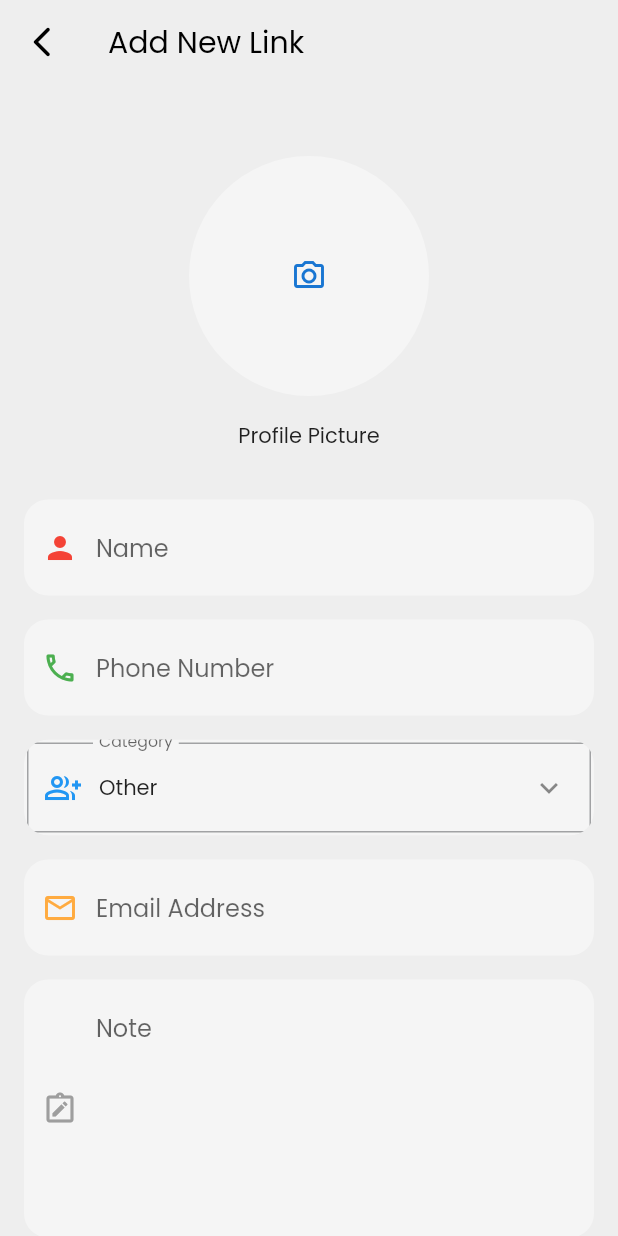
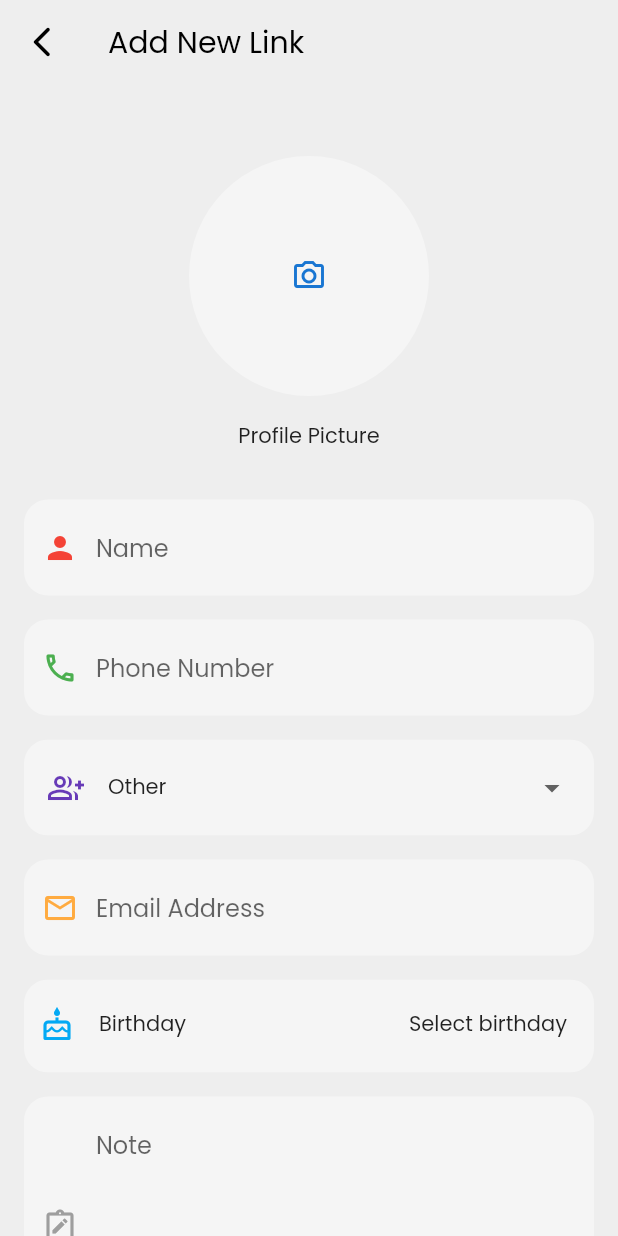
Before and after one commit to BishalTamangDev/linklocker_flutter, a Flutter app: the AddLinkPage screen opened by its route, on a phone screen of 412 x 824 dp. Run offline on Flutter 3.47's test engine with Material 3 defaults, Android fonts, the phone set to English and light mode, and no system bars; our stand-ins replace go_router, sqflite; accounts and stored records are empty.

Commit message:
link birthday added

```diff
--- a/lib/core/constants/app_constants.dart
+++ b/lib/core/constants/app_constants.dart
@@ -10,4 +10,14 @@ class AppConstants {
   static Color birthdayIconColor = Colors.lightBlue;
   static Color categoryIconColor = Colors.deepPurple;
   static Color noteIconColor = Colors.grey;
+
+//   categories
+  static List<String> categoryList = [
+    'family',
+    'friend',
+    'relative',
+    'coworker',
+    'teacher',
+    'other',
+  ];
 }
--- /dev/null
+++ b/lib/core/constants/app_functions.dart
@@ -0,0 +1,6 @@
+import 'package:intl/intl.dart';
+
+class AppFunctions {
+  static String getFormattedDate(DateTime dateTime) =>
+      DateFormat('d MMM, yyyy').format(dateTime).toString();
+}
--- a/lib/features/data/source/local/local_data_source.dart
+++ b/lib/features/data/source/local/local_data_source.dart
@@ -86,8 +86,6 @@ class LocalDataSource {
 
 //   reset database
   Future<void> resetDb() async {
-    Database? tempDb = await getDb();
-
     bool userTableResponse = await resetUserTable();
     bool linkTableResponse = await resetLinkTable();
     bool contactTableResponse = await resetContactTable();
--- a/lib/features/presentation/home/home_page.dart
+++ b/lib/features/presentation/home/home_page.dart
@@ -1,3 +1,5 @@
+import 'dart:developer' as developer;
+
 import 'package:flutter/material.dart';
 import 'package:go_router/go_router.dart';
 import 'package:linklocker/features/data/models/contact_model.dart';
@@ -261,14 +263,16 @@ class _HomePageState extends State<HomePage> with WidgetsBindingObserver {
                                     if (snapshot.data!.isEmpty) {
                                       return EmptyLinksWidget();
                                     } else {
-                                      // return Text("${snapshot.data}");
+                                      developer
+                                          .log("All data :: ${snapshot.data}");
                                       return ClipRRect(
                                         borderRadius:
                                             BorderRadius.circular(16.0),
-                                        child: Container(
-                                          color: colorScheme.surface,
-                                          child: ListView.builder(
+                                        child: ListView.separated(
+                                          separatorBuilder: (context, index) =>
+                                              Divider(height: 1.0),
                                           shrinkWrap: true,
+                                          padding: EdgeInsets.zero,
                                           physics:
                                               const NeverScrollableScrollPhysics(),
                                           itemCount: snapshot.data!.length,
@@ -279,8 +283,7 @@ class _HomePageState extends State<HomePage> with WidgetsBindingObserver {
                                             var linkModel = LinkModel();
                                             var contactModel = ContactModel();
 
-                                              linkModel.linkId =
-                                                  data['link_id'];
+                                            linkModel.linkId = data['link_id'];
                                             linkModel.name = data['name'];
                                             linkModel.category =
                                                 data['category'];
@@ -288,8 +291,6 @@ class _HomePageState extends State<HomePage> with WidgetsBindingObserver {
                                                 data['email'];
 
                                             var contacts = data['contacts'];
-
-                                              // return Text("$contacts");
 
                                             return Container(
                                               color: colorScheme.surface,
@@ -307,7 +308,6 @@ class _HomePageState extends State<HomePage> with WidgetsBindingObserver {
                                               ),
                                             );
                                           },
-                                          ),
                                         ),
                                       );
                                     }
--- a/lib/features/presentation/link/add/add_link_page.dart
+++ b/lib/features/presentation/link/add/add_link_page.dart
@@ -2,6 +2,8 @@ import 'dart:developer' as developer;
 
 import 'package:flutter/material.dart';
 import 'package:go_router/go_router.dart';
+import 'package:linklocker/core/constants/app_constants.dart';
+import 'package:linklocker/core/constants/app_functions.dart';
 import 'package:linklocker/features/data/models/user_model.dart';
 import 'package:linklocker/features/data/source/local/local_data_source.dart';
 import 'package:linklocker/shared/widgets/custom_text_field_widget.dart';
@@ -25,6 +27,7 @@ class _AddLinkPageState extends State<AddLinkPage> {
   String category = "other";
   var userModel = UserModel();
   var localDataStorage = LocalDataSource.getInstance();
+  DateTime? birthday;
 
   // controllers
   var nameController = TextEditingController();
@@ -49,7 +52,8 @@ class _AddLinkPageState extends State<AddLinkPage> {
     phoneController.clear();
     emailController.clear();
     noteController.clear();
-    category = "others";
+    birthday = null;
+    category = "other";
   }
 
   @override
@@ -124,52 +128,52 @@ class _AddLinkPageState extends State<AddLinkPage> {
                     textInputType: TextInputType.number,
                   ),
 
-                  //   category
+                  // category
                   ClipRRect(
                     borderRadius: BorderRadius.circular(16.0),
                     child: Container(
-                      decoration: BoxDecoration(
                       color: colorScheme.surface,
-                        border: Border.all(
-                          width: 2.0,
-                          color: colorScheme.surface,
+                      width: mediaQuery.size.width - 32,
+                      child: Padding(
+                        padding: const EdgeInsets.symmetric(
+                          horizontal: 16.0,
+                          vertical: 8.0,
                         ),
-                        borderRadius: BorderRadius.circular(16.0),
+                        child: Row(
+                          spacing: 16.0,
+                          mainAxisAlignment: MainAxisAlignment.spaceBetween,
+                          mainAxisSize: MainAxisSize.min,
+                          children: [
+                            Icon(
+                              Icons.group_add_outlined,
+                              color: AppConstants.categoryIconColor,
                             ),
-                      child: DropdownMenu(
-                        width: mediaQuery.size.width,
-                        label: const Text("Category"),
-                        leadingIcon: Icon(
-                          Icons.group_add_outlined,
-                          color: Colors.blue,
-                        ),
-                        menuStyle: MenuStyle(
-                          backgroundColor: WidgetStatePropertyAll(
-                            colorScheme.surface,
-                          ),
-                          shape: WidgetStateProperty.all(
-                            RoundedRectangleBorder(
-                              borderRadius: BorderRadius.circular(16.0),
+                            Expanded(
+                              child: DropdownButton(
+                                value: category,
+                                elevation: 3,
+                                hint: const Text("Category"),
+                                underline: Container(height: 0),
+                                isExpanded: true,
+                                style: textTheme.bodyMedium,
+                                items: [
+                                  ...AppConstants.categoryList.map(
+                                    (category) => DropdownMenuItem(
+                                      value: category,
+                                      child: Text(
+                                          "${category[0].toUpperCase()}${category.substring(1)}"),
                                     ),
                                   ),
-                        ),
-                        trailingIcon: Icon(Icons.keyboard_arrow_down_sharp),
-                        onSelected: (newValue) {
+                                ],
+                                onChanged: (newCategory) {
                                   setState(() {
-                            category = newValue!;
+                                    category = newCategory!;
                                   });
                                 },
-                        initialSelection: category,
-                        dropdownMenuEntries: [
-                          DropdownMenuEntry(value: 'family', label: 'Family'),
-                          DropdownMenuEntry(value: 'friend', label: 'Friend'),
-                          DropdownMenuEntry(
-                              value: 'relative', label: 'Relative'),
-                          DropdownMenuEntry(value: 'teacher', label: 'Teacher'),
-                          DropdownMenuEntry(
-                              value: 'coworker', label: 'Coworker'),
-                          DropdownMenuEntry(value: 'other', label: 'Other'),
+                              ),
+                            ),
                           ],
+                        ),
                       ),
                     ),
                   ),
@@ -183,6 +187,73 @@ class _AddLinkPageState extends State<AddLinkPage> {
                     leadingIcon: Icons.email_outlined,
                     leadingIconColor: Colors.orangeAccent,
                     textInputType: TextInputType.emailAddress,
+                  ),
+
+                  //   date of birth
+                  ClipRRect(
+                    borderRadius: BorderRadius.circular(16.0),
+                    child: Container(
+                      width: mediaQuery.size.width,
+                      color: colorScheme.surface,
+                      child: Padding(
+                        padding: const EdgeInsets.only(
+                          top: 18.0,
+                          bottom: 20.0,
+                          left: 10.0,
+                          right: 18.0,
+                        ),
+                        child: Row(
+                          mainAxisSize: MainAxisSize.max,
+                          spacing: 16.0,
+                          children: [
+                            Icon(
+                              Icons.cake_outlined,
+                              color: AppConstants.birthdayIconColor,
+                            ),
+                            Expanded(
+                              child: Row(
+                                mainAxisSize: MainAxisSize.max,
+                                mainAxisAlignment:
+                                    MainAxisAlignment.spaceBetween,
+                                children: [
+                                  Text("Birthday"),
+                                  InkWell(
+                                    onTap: () async {
+                                      developer.log("Select birthday!");
+
+                                      final DateTime? pickedDate =
+                                          await showDatePicker(
+                                        context: context,
+                                        initialDate: birthday,
+                                        firstDate:
+                                            DateTime(DateTime.now().year - 50),
+                                        lastDate: DateTime.now(),
+                                      );
+
+                                      if (pickedDate != null) {
+                                        setState(() {
+                                          birthday = pickedDate;
+                                        });
+                                        developer
+                                            .log("Picked data :: $pickedDate");
+                                      } else {
+                                        developer.log("No date selected!");
+                                      }
+                                    },
+                                    child: Text(
+                                      birthday == null
+                                          ? "Select birthday"
+                                          : AppFunctions.getFormattedDate(
+                                              birthday!),
+                                    ),
+                                  ),
+                                ],
+                              ),
+                            ),
+                          ],
+                        ),
+                      ),
+                    ),
                   ),
 
                   // note
@@ -254,6 +325,8 @@ class _AddLinkPageState extends State<AddLinkPage> {
                                 ? nameController.text.toString()
                                 : "unknown",
                             'category': category,
+                            'date_of_birth':
+                                birthday != null ? birthday.toString() : "",
                             'email': emailController.text.toString(),
                             'note': noteController.text.toString(),
                           };
--- a/pubspec.yaml
+++ b/pubspec.yaml
@@ -18,6 +18,7 @@ dependencies:
   path: ^1.9.0
   sqflite: ^2.4.1
   path_provider: ^2.1.5
+  intl: ^0.20.1
 
 # launcher icon
 flutter_launcher_icons:
```
Also changed, not shown: pubspec.lock. Lines whose indentation alone changed are shown as unchanged.
